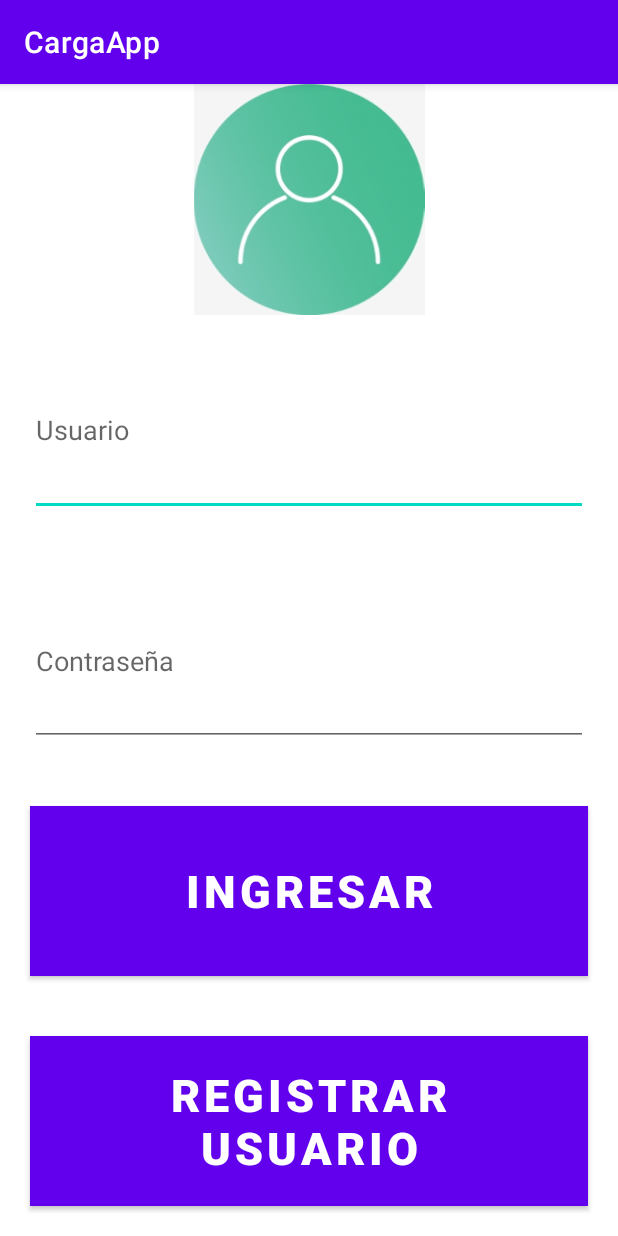
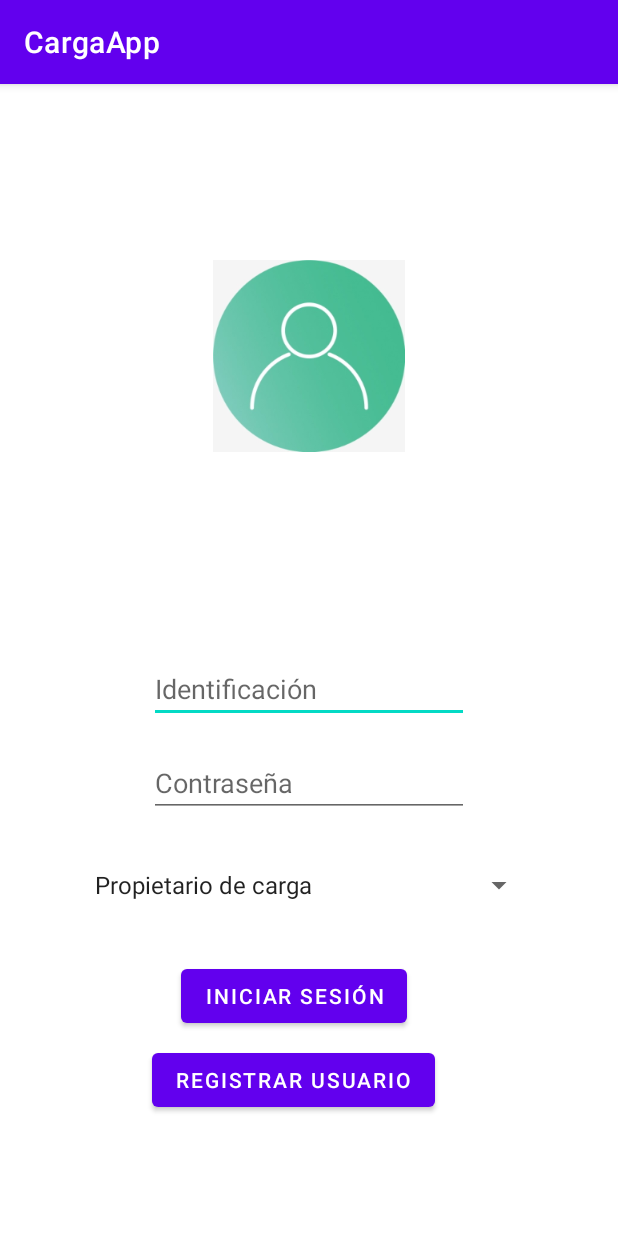
Before and after one commit to jefry1722/CargaApp, an Android app: the screen it shows after launch (MainActivity), on a phone screen of 412 x 824 dp. Run offline under Robolectric (Android 15) with nearby library versions, the phone set to English and light mode, and no system bars.

```diff
--- a/app/src/main/AndroidManifest.xml
+++ b/app/src/main/AndroidManifest.xml
@@ -9,6 +9,7 @@
         android:roundIcon="@mipmap/ic_launcher_round"
         android:supportsRtl="true"
         android:theme="@style/Theme.CargaApp">
+        <activity android:name=".Login"></activity>
         <activity
             android:name=".Registro"
             android:exported="true" />
--- a/app/src/main/java/co/edu/unipiloto/cargaapp/MainActivity.java
+++ b/app/src/main/java/co/edu/unipiloto/cargaapp/MainActivity.java
@@ -68,13 +68,17 @@ public class MainActivity extends AppCompatActivity {
         Cursor cursor=baseDatos.rawQuery("SELECT id,nombres,password FROM "+rol+" WHERE id=" + id,null);
 
         if(cursor.getCount()==0){
+            cursor.close();
             return "";
         }else{
             String passwdStr;
             while(cursor.moveToNext()){
                 passwdStr=cursor.getString(2);
                 if(passwdStr.equals(passwd)){
-                    return cursor.getString(1);
+                    String nombreCursor= cursor.getString(1);
+                    cursor.close();
+                    return nombreCursor;
+
                 }
             }
             cursor.close();
--- a/app/src/main/res/layout/activity_main.xml
+++ b/app/src/main/res/layout/activity_main.xml
@@ -1,59 +1,83 @@
 <?xml version="1.0" encoding="utf-8"?>
-<LinearLayout
-    xmlns:android="http://schemas.android.com/apk/res/android"
+<androidx.constraintlayout.widget.ConstraintLayout xmlns:android="http://schemas.android.com/apk/res/android"
     xmlns:app="http://schemas.android.com/apk/res-auto"
     xmlns:tools="http://schemas.android.com/tools"
     android:layout_width="match_parent"
     android:layout_height="match_parent"
-    android:orientation="vertical"
     tools:context=".MainActivity">
 
     <ImageView
-        android:layout_width="match_parent"
-        android:layout_height="match_parent"
-        android:layout_weight="1"
-        android:src="@mipmap/user"/>
+        android:id="@+id/imageView"
+        android:layout_width="128dp"
+        android:layout_height="0dp"
+        android:layout_marginTop="5dp"
+        android:layout_marginBottom="23dp"
+        app:layout_constraintBottom_toTopOf="@+id/idMain"
+        app:layout_constraintEnd_toEndOf="parent"
+        app:layout_constraintStart_toStartOf="parent"
+        app:layout_constraintTop_toTopOf="parent"
+        app:srcCompat="@mipmap/user" />
 
     <EditText
-        android:id="@+id/User"
-        android:layout_width="match_parent"
-        android:layout_height="match_parent"
-        android:layout_margin="20dp"
-        android:layout_weight="1"
-        android:hint="Usuario"
-        android:inputType="text"/>
+        android:id="@+id/idMain"
+        android:layout_width="wrap_content"
+        android:layout_height="wrap_content"
+        android:layout_marginBottom="17dp"
+        android:ems="10"
+        android:hint="Identificación"
+        android:inputType="textPersonName"
+        app:layout_constraintBottom_toTopOf="@+id/passMain"
+        app:layout_constraintEnd_toEndOf="parent"
+        app:layout_constraintStart_toStartOf="parent"
+        app:layout_constraintTop_toBottomOf="@+id/imageView" />
 
     <EditText
-        android:id="@+id/Pass"
-        android:layout_width="match_parent"
-        android:layout_height="match_parent"
-        android:layout_margin="20dp"
-        android:layout_weight="1"
+        android:id="@+id/passMain"
+        android:layout_width="wrap_content"
+        android:layout_height="wrap_content"
+        android:layout_marginBottom="19dp"
+        android:ems="10"
         android:hint="Contraseña"
-        android:inputType="textPassword"/>
+        android:inputType="textPassword"
+        app:layout_constraintBottom_toTopOf="@+id/spinnerRol"
+        app:layout_constraintStart_toStartOf="@+id/idMain"
+        app:layout_constraintTop_toBottomOf="@+id/idMain" />
+
+    <Spinner
+        android:id="@+id/spinnerRol"
+        android:layout_width="301dp"
+        android:layout_height="52dp"
+        android:layout_marginStart="53dp"
+        android:layout_marginEnd="53dp"
+        android:layout_marginBottom="24dp"
+        android:entries="@array/roles"
+        app:layout_constraintBottom_toTopOf="@+id/button"
+        app:layout_constraintEnd_toEndOf="parent"
+        app:layout_constraintStart_toStartOf="parent"
+        app:layout_constraintTop_toBottomOf="@+id/passMain" />
 
     <Button
-        android:id="@+id/btnIngresar"
-        android:layout_width="match_parent"
-        android:layout_height="match_parent"
-        android:layout_margin="20dp"
-        android:layout_weight="1"
-        android:background="#FF0000"
-        android:text="Ingresar"
-        android:textColor="#ffffff"
-        android:textSize="30dp"
-        android:textStyle="bold"/>
+        android:id="@+id/button"
+        android:layout_width="wrap_content"
+        android:layout_height="wrap_content"
+        android:layout_marginStart="19dp"
+        android:layout_marginBottom="8dp"
+        android:text="Iniciar Sesión"
+        android:onClick="loginButton"
+        app:layout_constraintBottom_toTopOf="@+id/button2"
+        app:layout_constraintStart_toStartOf="@+id/button2"
+        app:layout_constraintTop_toBottomOf="@+id/spinnerRol" />
 
     <Button
-        android:id="@+id/btnRegistrar"
-        android:layout_width="match_parent"
-        android:layout_height="match_parent"
+        android:id="@+id/button2"
+        android:layout_width="wrap_content"
+        android:layout_height="wrap_content"
+        android:layout_marginBottom="80dp"
+        android:text="Registrar Usuario"
         android:onClick="onButton"
-        android:layout_margin="20dp"
-        android:layout_weight="1"
-        android:background="#0000ff"
-        android:text="Registrar usuario"
-        android:textColor="#ffffff"
-        android:textSize="30dp"
-        android:textStyle="bold"/>
-</LinearLayout>
+        app:layout_constraintBottom_toBottomOf="parent"
+        app:layout_constraintEnd_toEndOf="parent"
+        app:layout_constraintHorizontal_bias="0.454"
+        app:layout_constraintStart_toStartOf="parent"
+        app:layout_constraintTop_toBottomOf="@+id/button" />
+</androidx.constraintlayout.widget.ConstraintLayout>
--- a/app/src/main/res/values/strings.xml
+++ b/app/src/main/res/values/strings.xml
@@ -6,6 +6,7 @@
     <string name="fecha">Fecha de nacimiento</string>
     <string name="celular">Número telefónico</string>
     <string name="rol">Rol</string>
+    <string name="passwd">Contraseña</string>
 
     <string-array name="roles">
         <item>Propietario de carga</item>
```
Also changed, not shown: app/src/main/java/co/edu/unipiloto/cargaapp/AdminSQLiteOpenHelper.java (+4 -3 lines), app/src/main/java/co/edu/unipiloto/cargaapp/Login.java (added, +23 -0 lines), app/src/main/java/co/edu/unipiloto/cargaapp/Registro.java (+34 -2 lines), app/src/main/res/layout/activity_login.xml (added, +17 -0 lines), app/src/main/res/layout/activity_registro.xml (+14 -2 lines).
